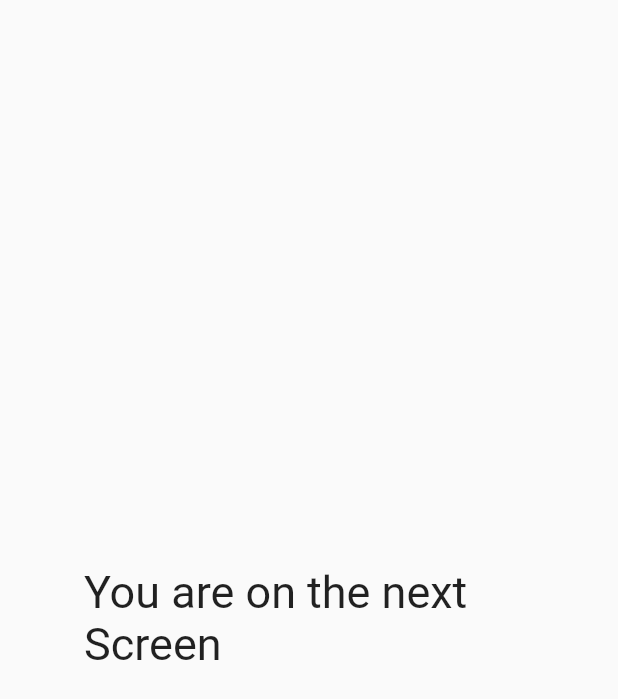
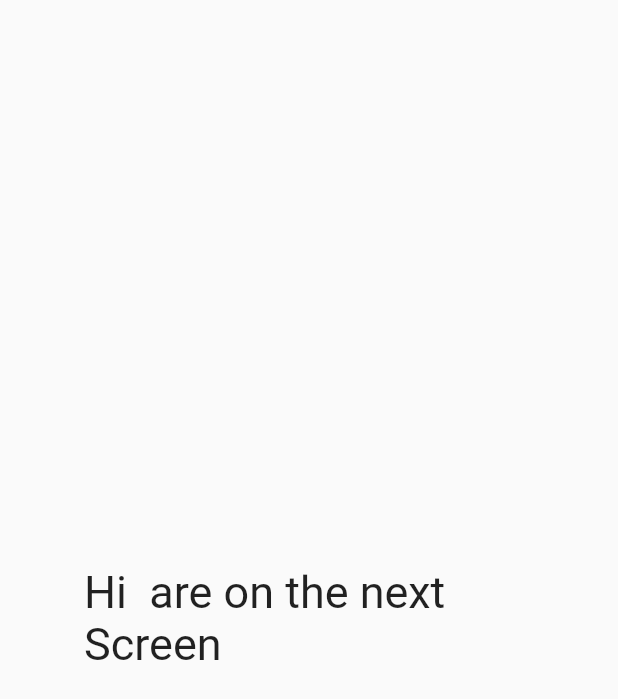
Before and after one commit to Sushil-jaishi/FlutterApp, a Flutter app: the screen it shows after launch, after a tap on "click here", on a phone screen of 412 x 824 dp. Shown: the top 699 px of the screen. Run offline on Flutter 3.47's test engine with Material 2 defaults, Android fonts, the phone set to English and light mode, and no system bars.

Commit message:
data transfer from one screen to another screen

```diff
--- a/lib/main.dart
+++ b/lib/main.dart
@@ -28,6 +28,7 @@ class HomePageScreen extends StatefulWidget{
 }
 
 class HomePageScreenState extends State<HomePageScreen>{
+  var name =TextEditingController();
 
   @override
   Widget build(BuildContext context) {
@@ -37,7 +38,8 @@ class HomePageScreenState extends State<HomePageScreen>{
         backgroundColor: Colors.black87,
         title: Text('Sushil'),
       ),
-      body:Column(
+      body:SingleChildScrollView(
+        child: Column(
           crossAxisAlignment: CrossAxisAlignment.center,
           children: [
             Container(
@@ -50,17 +52,23 @@ class HomePageScreenState extends State<HomePageScreen>{
               height: 300,
               color: Colors.yellow,
             ),
+            TextField(
+              controller: name,
+            ),
             ElevatedButton(onPressed: (){
               Navigator.push(context, MaterialPageRoute(builder: (context) {
-              return SecondScreen();
+                return SecondScreen(name.text.toString());
               },));
             },
                 child:Text("click here")
             )
 
           ],
+        ),
       )
+
     );
   }
 
+
 }
--- a/lib/secondScreen.dart
+++ b/lib/secondScreen.dart
@@ -1,13 +1,17 @@
 import 'package:flutter/material.dart';
 
 class SecondScreen extends StatelessWidget{
+  var nameFromHome;
+  SecondScreen(this.nameFromHome){
+
+  }
   @override
   Widget build(BuildContext context) {
     return Scaffold(
       body: Center(
         child: Container(
           width: 300,
-          child: Text("You are on the next Screen",style: TextStyle(fontSize: 30),)),
+          child: Text("Hi ${nameFromHome} are on the next Screen",style: TextStyle(fontSize: 30),)),
       ),
     );
   }
```
Lines whose indentation alone changed are shown as unchanged.
